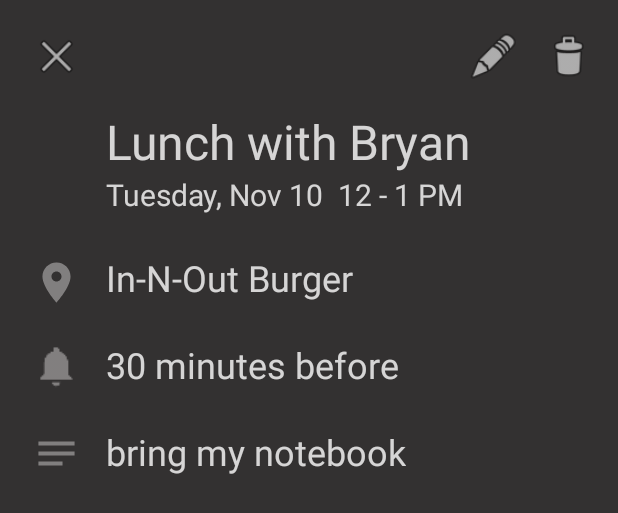
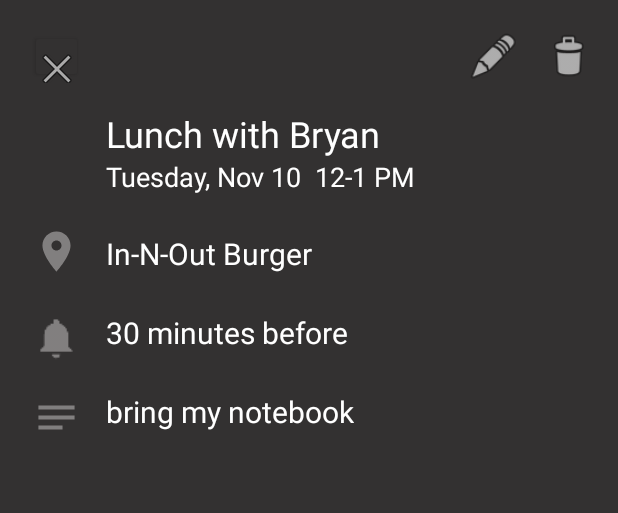
Before and after one commit to SmartCalendar/SmartCalendar, an Android app: the layout activity_detail.xml on its own in the app's theme, with its tools: preview values and no code run, on a phone screen of 412 x 824 dp. Shown: the top 513 px of the screen. Run offline under Robolectric (Android 15) with nearby library versions, the phone set to English and light mode, and no system bars; Roboto replaces fonts that are not available here.

Commit message:
DetailActivity and minor UI changes

```diff
--- a/app/src/main/AndroidManifest.xml
+++ b/app/src/main/AndroidManifest.xml
@@ -25,6 +25,7 @@
             </intent-filter>
         </activity>
 
+        <activity android:name=".DetailActivity" ></activity>
         <activity android:name=".DailyViewActivity" ></activity>
         <activity android:name=".MonthlyViewActivity" >
         </activity>
--- a/app/src/main/java/com/example/smartcalendar/MonthlyViewActivity.java
+++ b/app/src/main/java/com/example/smartcalendar/MonthlyViewActivity.java
@@ -257,7 +257,9 @@ public class MonthlyViewActivity  extends AppCompatActivity {
         fab_event.setOnClickListener(new View.OnClickListener() {
             @Override
             public void onClick(View view) {
-                Toast.makeText(getApplicationContext(), "Add event", Toast.LENGTH_SHORT).show();
+                Intent i = new Intent(MonthlyViewActivity.this, EditActivity.class);
+                i.putExtra("Sender is MonthlyView", "True");
+                startActivity(i);
             }
         });
     }
--- a/app/src/main/java/com/example/smartcalendar/data/model/eventDetail.java
+++ /dev/null
@@ -1,5 +0,0 @@
-package com.example.smartcalendar.data.model;
-
-public class eventDetail {
-
-}
--- a/app/src/main/res/layout/activity_detail.xml
+++ b/app/src/main/res/layout/activity_detail.xml
@@ -1,12 +1,13 @@
 <?xml version="1.0" encoding="utf-8"?>
 <RelativeLayout xmlns:android="http://schemas.android.com/apk/res/android"
     xmlns:app="http://schemas.android.com/apk/res-auto"
+    xmlns:tools="http://schemas.android.com/tools"
     android:id="@+id/container"
     android:layout_width="match_parent"
     android:layout_height="match_parent"
     android:background="#333131">
 
-    <ImageView
+    <Button
         android:id="@+id/btnClose"
         android:layout_width="35dp"
         android:layout_height="35dp"
@@ -14,7 +15,8 @@
         android:layout_marginStart="20dp"
         android:layout_marginTop="20dp"
         android:layout_marginEnd="15dp"
-        app:srcCompat="@android:drawable/ic_menu_close_clear_cancel" />
+        android:backgroundTint="#333131"
+        android:drawableTop="@android:drawable/ic_menu_close_clear_cancel" />
 
     <ImageView
         android:id="@+id/btnCreate"
@@ -45,9 +47,9 @@
         android:layout_below="@+id/btnClose"
         android:layout_marginTop="17.5dp"
         android:layout_toEndOf="@+id/btnClose"
-        android:text="Lunch with Bryan"
-        android:textColor="#CCFFFFFF"
-        android:textSize="32sp" />
+        android:textColor="#FFFFFF"
+        android:textSize="24sp"
+        tools:text="Lunch with Bryan" />
 
     <TextView
         android:id="@+id/tvDate"
@@ -55,20 +57,9 @@
         android:layout_height="wrap_content"
         android:layout_below="@+id/tvTitle"
         android:layout_alignStart="@+id/tvTitle"
-        android:text="Tuesday, Nov 10"
-        android:textColor="#CCFFFFFF"
-        android:textSize="20sp" />
-
-    <TextView
-        android:id="@+id/tvTime"
-        android:layout_width="wrap_content"
-        android:layout_height="wrap_content"
-        android:layout_below="@+id/tvTitle"
-        android:layout_marginStart="10dp"
-        android:layout_toEndOf="@+id/tvDate"
-        android:text="12 - 1 PM"
-        android:textColor="#CCFFFFFF"
-        android:textSize="20sp" />
+        android:textColor="#FFFFFF"
+        android:textSize="18sp"
+        tools:text="Tuesday, Nov 10  12-1 PM" />
 
     <TextView
         android:id="@+id/tvLocation"
@@ -77,9 +68,9 @@
         android:layout_below="@+id/tvDate"
         android:layout_alignStart="@+id/tvDate"
         android:layout_marginTop="25dp"
-        android:text="In-N-Out Burger"
-        android:textColor="#CCFFFFFF"
-        android:textSize="24sp" />
+        android:textColor="#FFFFFF"
+        android:textSize="20sp"
+        tools:text="In-N-Out Burger" />
 
     <TextView
         android:id="@+id/tvNotification"
@@ -88,9 +79,9 @@
         android:layout_below="@+id/tvLocation"
         android:layout_alignStart="@+id/tvLocation"
         android:layout_marginTop="25dp"
-        android:text="30 minutes before"
-        android:textColor="#CCFFFFFF"
-        android:textSize="24sp" />
+        android:textColor="#FFFFFF"
+        android:textSize="20sp"
+        tools:text="30 minutes before" />
 
     <TextView
         android:id="@+id/tvDescription"
@@ -99,9 +90,9 @@
         android:layout_below="@+id/tvNotification"
         android:layout_alignStart="@+id/tvNotification"
         android:layout_marginTop="25dp"
-        android:text="bring my notebook"
-        android:textColor="#CCFFFFFF"
-        android:textSize="24sp" />
+        android:textColor="#FFFFFF"
+        android:textSize="20sp"
+        tools:text="bring my notebook" />
 
     <ImageView
         android:id="@+id/icLocation"
@@ -109,7 +100,7 @@
         android:layout_height="35dp"
         android:layout_alignStart="@+id/btnClose"
         android:layout_alignTop="@+id/tvLocation"
-        android:layout_marginTop="2dp"
+        android:layout_marginTop="-5dp"
         android:foregroundTint="#673AB7"
         app:srcCompat="@drawable/ic_location"
         app:tint="#B6B3B3" />
--- a/app/src/main/res/layout/item.xml
+++ b/app/src/main/res/layout/item.xml
@@ -5,7 +5,8 @@
     android:layout_width="match_parent"
     android:layout_height="wrap_content"
     android:layout_marginBottom="10dp"
-    android:background="@drawable/layout_item_background">
+    android:background="@drawable/layout_item_background"
+    android:onClick="onEventClicked">
 
     <TextView
         android:id="@+id/tvTitle"
```
Also changed, not shown: app/src/main/java/com/example/smartcalendar/DailyViewActivity.java (+4 -9 lines), app/src/main/java/com/example/smartcalendar/DetailActivity.java (+95 -1 lines), app/src/main/java/com/example/smartcalendar/data/LoginDataSource.java (deleted, +0 -29 lines), app/src/main/java/com/example/smartcalendar/data/LoginRepository.java (deleted, +0 -54 lines), app/src/main/java/com/example/smartcalendar/data/Result.java (deleted, +0 -48 lines), app/src/main/java/com/example/smartcalendar/data/model/LoggedInUser.java (deleted, +0 -23 lines), app/src/main/java/com/example/smartcalendar/models/DailyAgendaAdapter.java (+5 -2 lines), app/src/main/java/com/example/smartcalendar/models/Event.java (+7 -15 lines), app/src/main/java/com/example/smartcalendar/models/EventsAdapter.java (+21 -3 lines), app/src/main/res/layout/activity_edit.xml (+8 -7 lines).
